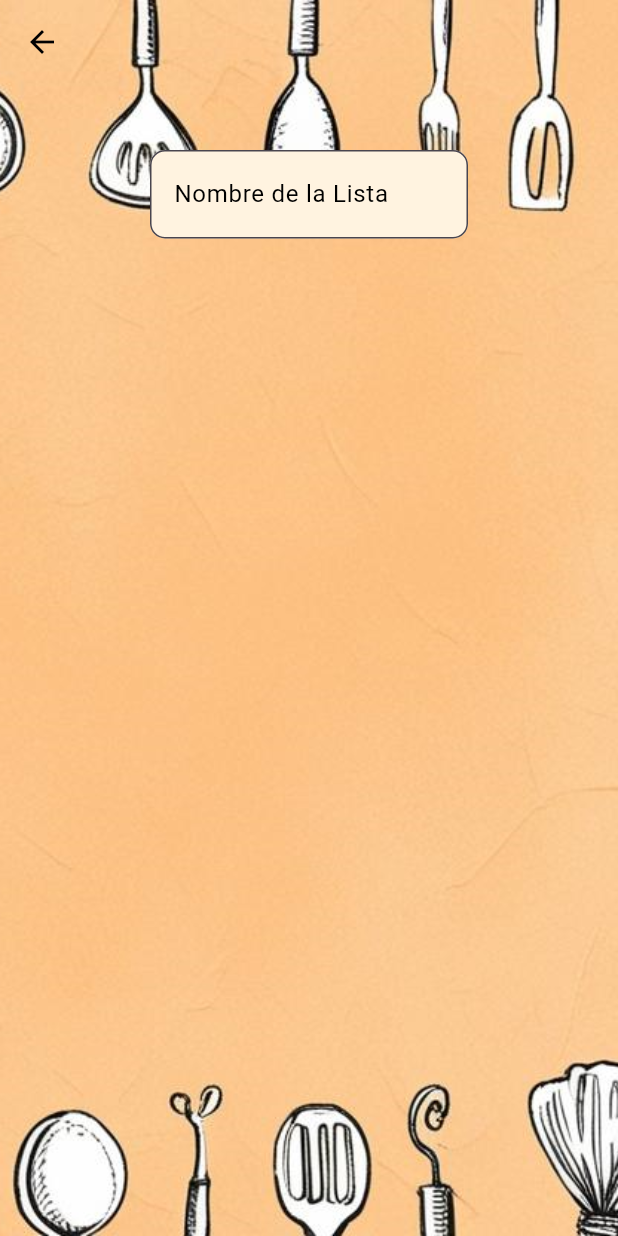
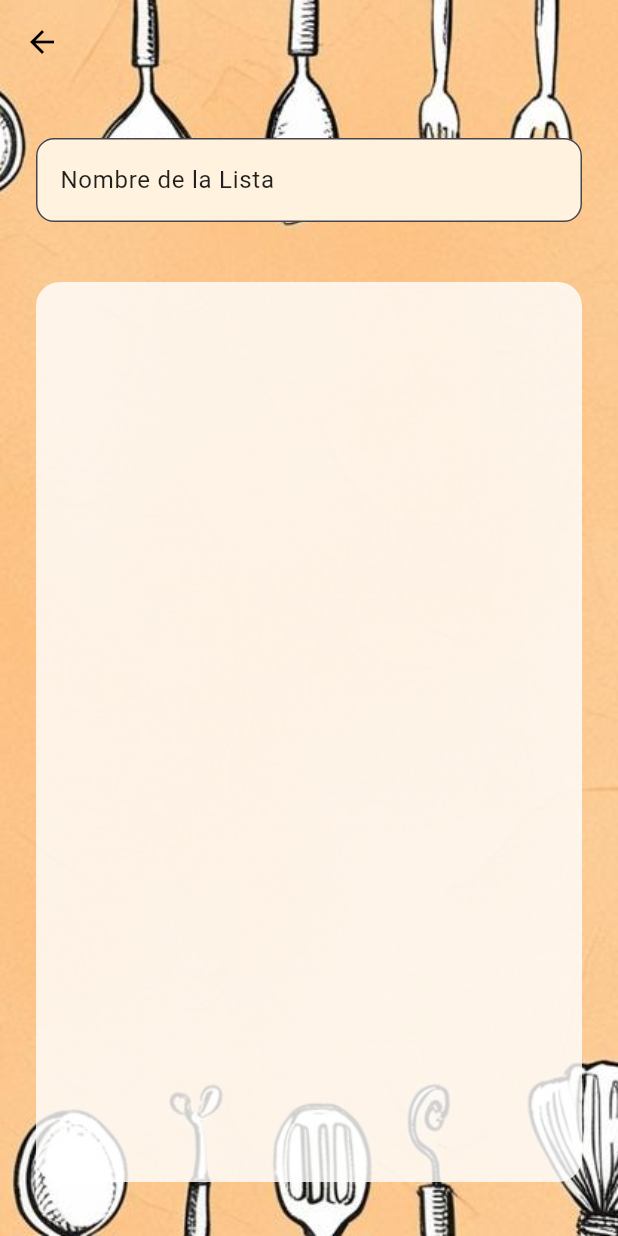
Before and after one commit to arturocev/mandangon, a Flutter app: the LCScreen screen opened directly with empty values, on a phone screen of 412 x 824 dp. Run offline on Flutter 3.47's test engine with Material 3 defaults, Android fonts, the phone set to English and light mode, and no system bars; our stand-ins replace flutter_colorpicker; network calls fail.

Commit message:
DISEÑO TOP VALEN

```diff
--- a/lib/main.dart
+++ b/lib/main.dart
@@ -59,9 +59,11 @@ class MainEstado extends State<Main> {
               children: [
                 // Logo Mandangon
                 Padding(
-                  padding: const EdgeInsets.only(bottom: 40),
+                  padding: const EdgeInsets.only(bottom: 0),
                   child: const Image(
                     image: AssetImage("assets/logo.png"),
+                    width: 300.0, // Ancho deseado
+                    height: 150.0, // Alto deseado
                   ),
                 ),
                 // Botón de Iniciar Sesión
--- a/lib/screens/lista_compra.dart
+++ b/lib/screens/lista_compra.dart
@@ -4,17 +4,17 @@ import '../metodos_lc/eliminar_prod.dart';
 import '../metodos_lc/confirmar_lc.dart';
 
 class LCScreen extends StatefulWidget {
-  final bool editable; // Indica si la lista es editable o no.
-  final Map<String, dynamic> lista; // Datos de la lista de compras.
-  final Function(String, List<String>) onConfirm; // Función para confirmar la lista.
-  final int usuarioId; // ID del usuario que ha iniciado sesión
+  final bool editable;
+  final Map<String, dynamic> lista;
+  final Function(String, List<String>) onConfirm;
+  final int usuarioId;
 
   const LCScreen({
     super.key,
     required this.editable,
     required this.lista,
     required this.onConfirm,
-    required this.usuarioId, // Ahora es obligatorio
+    required this.usuarioId,
   });
 
   @override
@@ -23,100 +23,111 @@ class LCScreen extends StatefulWidget {
 
 class LCEstado extends State<LCScreen> {
   TextEditingController nombreController = TextEditingController();
-  List<String> productos = []; // Lista de productos
+  List<String> productos = [];
   TextEditingController productoController = TextEditingController();
 
   @override
   void initState() {
     super.initState();
-    nombreController.text = widget.lista["nombre"]; // Inicializa el nombre
-    productos = List<String>.from(widget.lista["productos"]); // Inicializa los productos
+    nombreController.text = widget.lista["nombre"];
+    productos = List<String>.from(widget.lista["productos"]);
   }
 
   @override
   Widget build(BuildContext context) {
     return Scaffold(
+      extendBodyBehindAppBar: true,
       appBar: AppBar(
-        backgroundColor: Colors.transparent, // Hacer la AppBar transparente
-        elevation: 0, // Eliminar la sombra de la AppBar
-        iconTheme: const IconThemeData(color: Color.fromARGB(255, 0, 0, 0)), // Hacer que el ícono de atrás sea visible
+        backgroundColor: Colors.transparent,
+        elevation: 0,
+        iconTheme: const IconThemeData(color: Colors.black),
       ),
-      extendBodyBehindAppBar: true, // Asegurarse de que el contenido del body se muestre detrás de la AppBar
       body: Container(
         decoration: BoxDecoration(
           image: DecorationImage(
-            image: AssetImage('assets/fondo1.png'), // Cargar la imagen de fondo
-            fit: BoxFit.cover, // Hacer que la imagen cubra toda la pantalla
+            image: AssetImage('assets/fondo1.png'),
+            fit: BoxFit.cover,
           ),
         ),
+        child: SafeArea(
           child: Padding(
-          padding: const EdgeInsets.all(100.0),
+            padding: const EdgeInsets.symmetric(horizontal: 24.0, vertical: 16.0),
             child: Column(
+              crossAxisAlignment: CrossAxisAlignment.start,
               children: [
-              // Campo para editar el nombre de la lista.
+                const SizedBox(height: 20),
+
+                // Nombre de la lista
                 TextField(
                   controller: nombreController,
                   decoration: InputDecoration(
                     labelText: "Nombre de la Lista",
-                  labelStyle: const TextStyle(color: Colors.black),
+                    labelStyle: const TextStyle(color: Colors.black87),
                     filled: true,
-                  fillColor: Colors.orange[50],  // Fondo suave de color cálido para el campo
+                    fillColor: Colors.orange[50],
                     border: OutlineInputBorder(
-                    borderRadius: BorderRadius.circular(10),
+                      borderRadius: BorderRadius.circular(12),
                     ),
                   ),
-                style: const TextStyle(fontSize: 18),
+                  style: const TextStyle(fontSize: 16),
                 ),
-              const SizedBox(height: 10),
+                const SizedBox(height: 20),
 
-              // Si es editable, permite agregar productos.
+                // Campo y botón para agregar productos
                 if (widget.editable)
-                TextField(
+                  Row(
+                    children: [
+                      Expanded(
+                        child: TextField(
                           controller: productoController,
                           decoration: InputDecoration(
                             labelText: "Producto",
-                    labelStyle: const TextStyle(color: Colors.black),
+                            labelStyle: const TextStyle(color: Colors.black87),
                             filled: true,
                             fillColor: Colors.orange[50],
                             border: OutlineInputBorder(
-                      borderRadius: BorderRadius.circular(10),
+                              borderRadius: BorderRadius.circular(12),
                             ),
                           ),
-                  onSubmitted: (_) =>
-                      agregarProducto(productoController, productos, setState),
+                          onSubmitted: (_) => agregarProducto(productoController, productos, setState),
+                        ),
+                      ),
+                      const SizedBox(width: 10),
+                      ElevatedButton(
+                        onPressed: () => agregarProducto(productoController, productos, setState),
+                        style: ElevatedButton.styleFrom(
+                          backgroundColor: const Color.fromARGB(255, 80, 255, 220),
+                          padding: const EdgeInsets.symmetric(horizontal: 16, vertical: 16),
+                          shape: RoundedRectangleBorder(
+                            borderRadius: BorderRadius.circular(12),
+                          ),
+                        ),
+                        child: const Icon(Icons.add, color: Colors.black),
+                      ),
+                    ],
                   ),
                 const SizedBox(height: 20),
 
-              if (widget.editable)
-                ElevatedButton(
-                  onPressed: () =>
-                      agregarProducto(productoController, productos, setState),
-                  style: ElevatedButton.styleFrom(
-                    backgroundColor: const Color.fromARGB(255, 80, 255, 220),  // Fondo verde para el botón
-                    padding: const EdgeInsets.symmetric(horizontal: 40, vertical: 15),
-                    shape: RoundedRectangleBorder(
-                      borderRadius: BorderRadius.circular(30),
+                // Lista de productos con un diseño más limpio
+                Expanded(
+                  child: Container(
+                    padding: const EdgeInsets.symmetric(horizontal: 8, vertical: 8),
+                    decoration: BoxDecoration(
+                      color: Colors.white.withOpacity(0.8),
+                      borderRadius: BorderRadius.circular(16),
                     ),
-                    textStyle: const TextStyle(
-                      fontSize: 16,
-                      fontWeight: FontWeight.bold,
-                      color: Color.fromARGB(255, 18, 1, 66)
-                    ),
-                  ),
-                  child: const Text("Agregar Producto"),
-                ),
-              const SizedBox(height: 20),
-
-              // Muestra la lista de productos.
-              Expanded(
-                child: ListView.builder(
+                    child: ListView.separated(
                       itemCount: productos.length,
+                      separatorBuilder: (context, index) => Divider(color: const Color.fromARGB(255, 103, 169, 255)),
                       itemBuilder: (context, index) {
                         return ListTile(
-                      title: Text(productos[index], style: const TextStyle(fontSize: 18)),
+                          title: Text(
+                            productos[index],
+                            style: const TextStyle(fontSize: 16),
+                          ),
                           trailing: widget.editable
                               ? IconButton(
-                              icon: const Icon(Icons.delete, color: Color.fromARGB(255, 133, 19, 10)),
+                                  icon: const Icon(Icons.delete, color: Colors.redAccent),
                                   onPressed: () => eliminarProducto(index, productos, setState),
                                 )
                               : null,
@@ -124,33 +135,36 @@ class LCEstado extends State<LCScreen> {
                       },
                     ),
                   ),
+                ),
+                const SizedBox(height: 20),
 
-              // Botón para guardar la lista.
+                // Botón para guardar la lista
                 if (widget.editable)
-                ElevatedButton(
+                  SizedBox(
+                    width: double.infinity,
+                    child: ElevatedButton(
                       onPressed: () {
                         setState(() {
                           widget.lista["nombre"] = nombreController.text;
                         });
-                    // Llama a la función de confirmación y pasa además el usuarioId.
-                    // Asegúrate de que la función confirmarLista esté preparada para recibir este parámetro.
                         confirmarLista(context, widget.lista, productos, widget.onConfirm, widget.usuarioId);
                       },
                       style: ElevatedButton.styleFrom(
-                    backgroundColor: const Color.fromARGB(255, 36, 230, 43),  // Fondo verde para el botón
-                    padding: const EdgeInsets.symmetric(horizontal: 40, vertical: 15),
+                        backgroundColor: const Color.fromARGB(255, 36, 230, 43),
+                        padding: const EdgeInsets.symmetric(vertical: 16),
                         shape: RoundedRectangleBorder(
-                      borderRadius: BorderRadius.circular(30),
+                          borderRadius: BorderRadius.circular(16),
                         ),
                         textStyle: const TextStyle(
                           fontSize: 16,
                           fontWeight: FontWeight.bold,
-                      color: Color.fromARGB(255, 10, 56, 1)
                         ),
                       ),
-                  child: const Text("Guardar Lista"),
+                      child: const Text("Guardar Lista", style: TextStyle(color: Colors.black)),
+                    ),
                   ),
               ],
+            ),
           ),
         ),
       ),
--- a/lib/screens/login.dart
+++ b/lib/screens/login.dart
@@ -54,8 +54,8 @@ class ISEstado extends State<IniciarSesion>
                 children: [
                   // Logo
                   Padding(
-                    padding: const EdgeInsets.only(bottom: 40),
-                    child: Image.asset("assets/logo.png"),
+                    padding: const EdgeInsets.only(bottom: 10),
+                    child: const Image(image: AssetImage("assets/logo.png"),width: 300),
                   ),
 
                   // Campo de texto: Email
--- a/lib/screens/registro.dart
+++ b/lib/screens/registro.dart
@@ -47,7 +47,7 @@ class RegistroEstado extends State<Registro> {
                 children: [
                   Padding(
                     padding: const EdgeInsets.only(top: 30),
-                    child: const Image(image: AssetImage("assets/logo.png")),
+                    child: const Image(image: AssetImage("assets/logo.png"),width: 300, height: 100),
                   ),
                   campoTexto(
                     controller: controladorNombreCompleto,
--- a/pubspec.yaml
+++ b/pubspec.yaml
@@ -20,6 +20,8 @@ dependencies:
   share_plus: ^10.1.4
   url_launcher: ^6.3.1
   url_launcher_web: ^2.4.0
+  font_awesome_flutter: ^10.7.0
+
 
 
 dev_dependencies:
@@ -34,3 +36,5 @@ flutter:
     - assets/fondo1.png
     - assets/fondo2.png
     - assets/fondo3.png
+
+    - assets/icon_whatsapp.png
```
Also changed, not shown: lib/metodos_lc/color_lc.dart (+62 -21 lines), lib/metodos_lc/compartir_lc.dart (added, +67 -0 lines), lib/metodos_lc/opciones_lc.dart (+8 -132 lines), lib/screens/contrasena.dart (+26 -13 lines), assets/LOGO2.png (deleted), assets/icon_whatsapp.png (added), assets/logo.png, pubspec.lock. Lines whose indentation alone changed are shown as unchanged.
